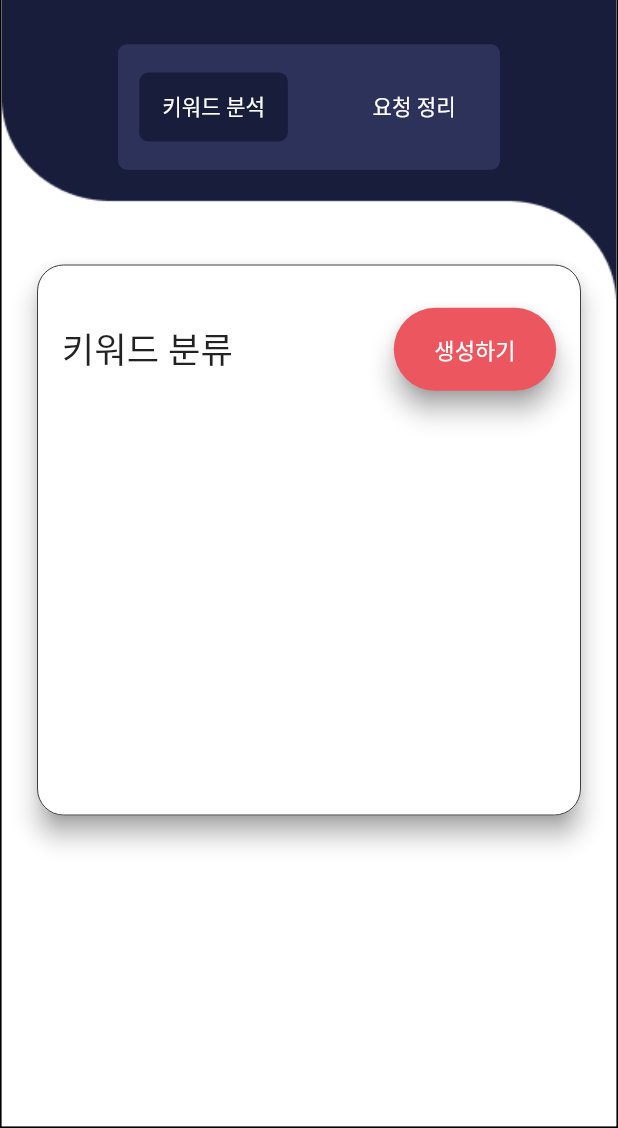
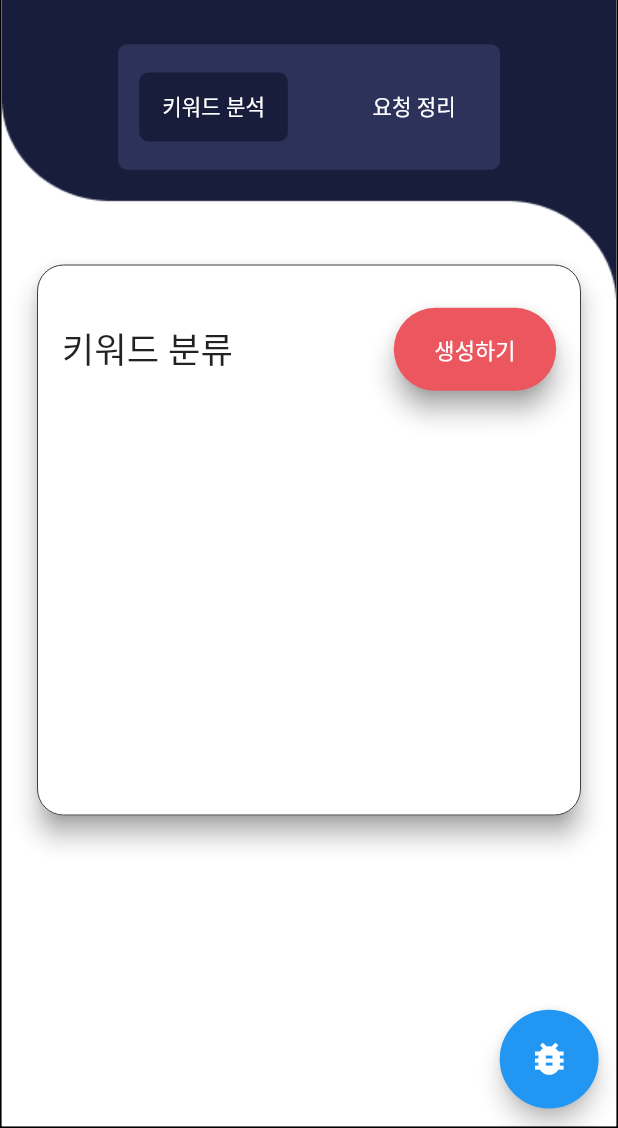
Before and after one commit to dev-tryit/sumgo-crawller-flutter, a Flutter app: the MainLayout screen opened directly, on a phone screen of 412 x 824 dp, the part 108-1236 px from its top. Run offline on Flutter 3.47's test engine with Material 2 defaults, Android fonts, the phone set to English and light mode, and no system bars; our stand-ins replace adaptive_dialog, animate_do, cloud_firestore, email_validator, firebase_auth, firebase_core and 11 more; missing offline and left inert: dynamic_height_grid_view, firedart, flutter_awesome_select, logger_flutter, puppeteer, unsplash_client and 1 more; accounts and stored records are empty.

Commit message:
LoggerFlutter 추가

```diff
--- a/_code/lib/page/main/MainLayout.dart
+++ b/_code/lib/page/main/MainLayout.dart
@@ -1,4 +1,5 @@
 import 'package:flutter/material.dart';
+import 'package:logger_flutter/logger_flutter.dart';
 import 'package:sumgo_crawller_flutter/_common/abstract/KDHComponent.dart';
 import 'package:sumgo_crawller_flutter/_common/abstract/KDHService.dart';
 import 'package:sumgo_crawller_flutter/_common/abstract/KDHState.dart';
@@ -65,6 +66,7 @@ class MainLayoutComponent extends KDHComponent<_MainLayoutState> {
         children: [
           Positioned(top: 150, bottom: 0, left: 0, right: 0, child: content()),
           MyHeader(pageC),
+          Positioned(bottom: 10, right: 10, child: FloatingActionButton(child: const Icon(Icons.bug_report), onPressed: ()=>LogConsole.open(context, dark: true))),
         ],
       ),
     );
```
Also changed, not shown: _code/pubspec.yaml (+6 -1 lines), _code/pubspec.lock.
